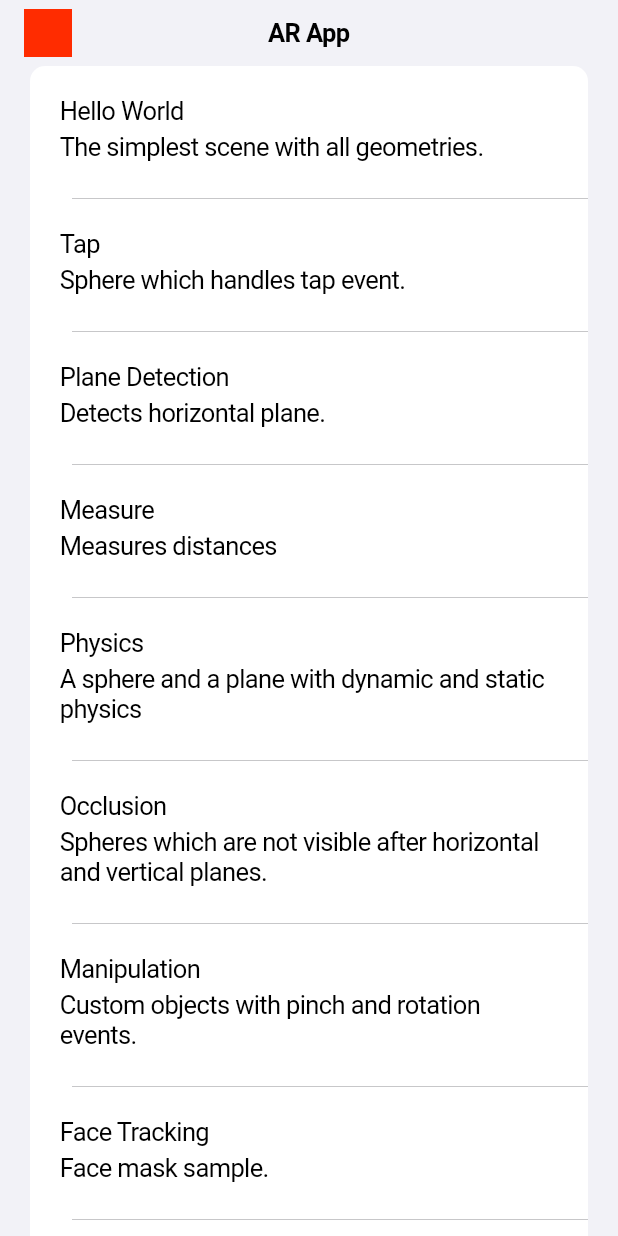
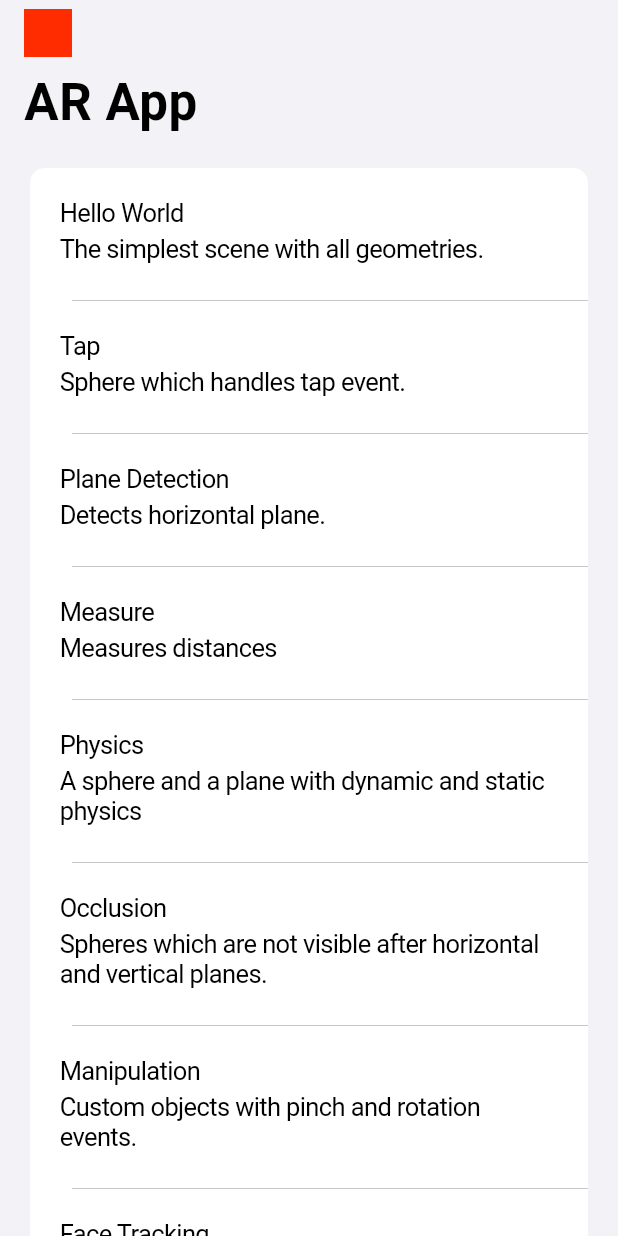
Before and after one commit to Gegerout/flutter_ar_app, a Flutter app: the screen it shows after launch, on a phone screen of 412 x 824 dp. Run offline on Flutter 3.47's test engine with Material 2 defaults, Android fonts, the phone set to English and light mode, and no system bars; our stand-ins replace flutter_svg, just_audio, video_player; missing offline and left inert: arkit_plugin.

Commit message:
home screen update

```diff
--- a/lib/screens/home_screen.dart
+++ b/lib/screens/home_screen.dart
@@ -181,19 +181,10 @@ class HomeScreen extends StatelessWidget {
 
     return CupertinoPageScaffold(
       backgroundColor: CupertinoColors.systemGroupedBackground,
-      navigationBar: CupertinoNavigationBar(
-        leading: SvgPicture.asset(
-          "assets/icon/icon_new_red.svg",
-          colorFilter:
-              const ColorFilter.mode(Color(0xFFFF2C00), BlendMode.srcIn),
-          semanticsLabel: 'A red up arrow',
-          height: 32,
-          width: 32,
-        ),
-        middle: const Text("AR App"),
-      ),
-      child: SafeArea(
-        child: SingleChildScrollView(
+      child: NestedScrollView(
+        body: SingleChildScrollView(
+          child: Padding(
+            padding: const EdgeInsets.only(top: 16),
             child: CupertinoFormSection.insetGrouped(
                 children: samples
                     .map((e) => GestureDetector(
@@ -211,6 +202,31 @@ class HomeScreen extends StatelessWidget {
                     .toList()),
           ),
         ),
+        headerSliverBuilder: (BuildContext context, bool innerBoxIsScrolled) {
+          return <Widget>[
+            CupertinoSliverNavigationBar(
+              largeTitle: const Text('AR App'),
+              leading: SvgPicture.asset(
+                "assets/icon/icon_new_red.svg",
+                colorFilter:
+                const ColorFilter.mode(Color(0xFFFF2C00), BlendMode.srcIn),
+                semanticsLabel: 'A red up arrow',
+                height: 32,
+                width: 32,
+              ),
+              border: !innerBoxIsScrolled
+                  ? const Border(bottom: BorderSide(color: Colors.transparent))
+                  : const Border(
+                      bottom: BorderSide(
+                        color: Color(0x4D000000),
+                        width: 0.0, // 0.0 means one physical pixel
+                      ),
+                    ),
+              backgroundColor: Colors.transparent,
+            )
+          ];
+        },
+      ),
     );
   }
 }
```
Lines whose indentation alone changed are shown as unchanged.
